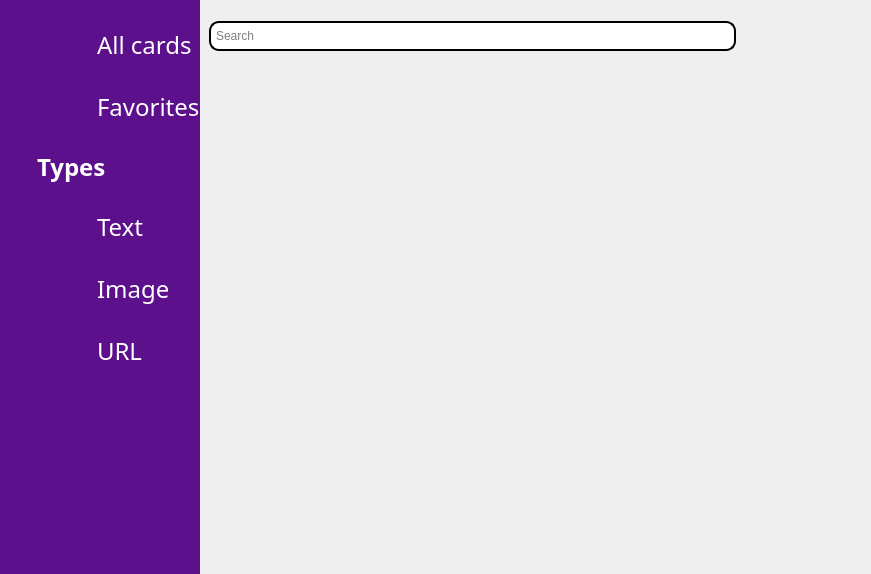
Qt form main_window.ui (danysigha/Clipboard-Manager) before a commit.
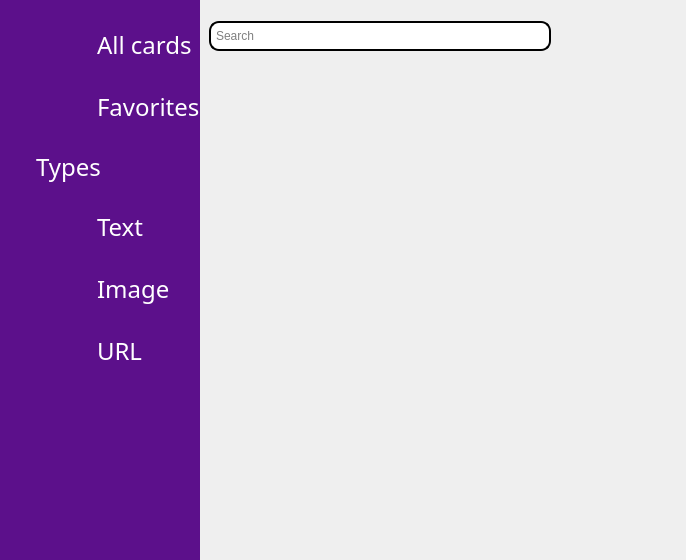
The same form after that commit. Icons and pictures are not drawn.

What changed in the file:
```diff
--- a/main_window.ui
+++ b/main_window.ui
@@ -6,8 +6,8 @@
    <rect>
     <x>0</x>
     <y>0</y>
-    <width>871</width>
-    <height>574</height>
+    <width>686</width>
+    <height>560</height>
    </rect>
   </property>
   <property name="minimumSize">
@@ -209,9 +209,9 @@
              </property>
              <property name="font">
               <font>
-               <family>Trebuchet MS</family>
+               <family>Futura</family>
                <pointsize>18</pointsize>
-               <bold>true</bold>
+               <bold>false</bold>
               </font>
              </property>
              <property name="styleSheet">
@@ -503,8 +503,8 @@
                </property>
                <property name="iconSize">
                 <size>
-                 <width>30</width>
-                 <height>30</height>
+                 <width>25</width>
+                 <height>25</height>
                 </size>
                </property>
               </widget>
@@ -606,8 +606,8 @@
               <rect>
                <x>0</x>
                <y>0</y>
-               <width>647</width>
-               <height>450</height>
+               <width>462</width>
+               <height>436</height>
               </rect>
              </property>
             </widget>
```
Left out of the diff: 42 changed lines with no effect on the pictures.
